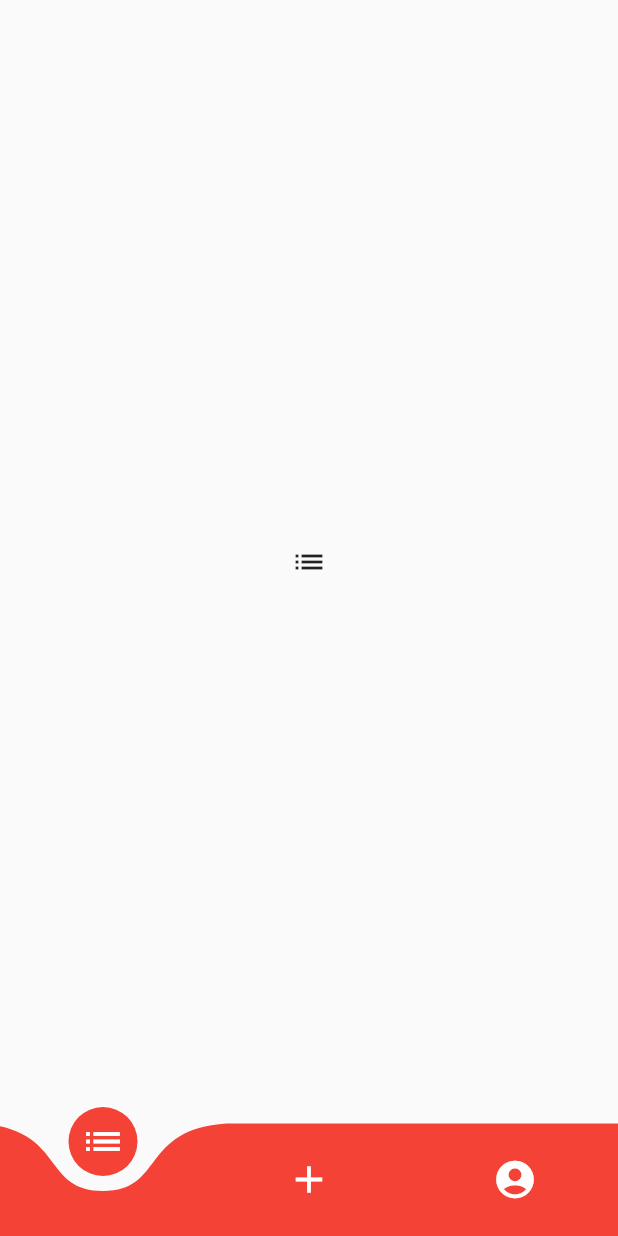
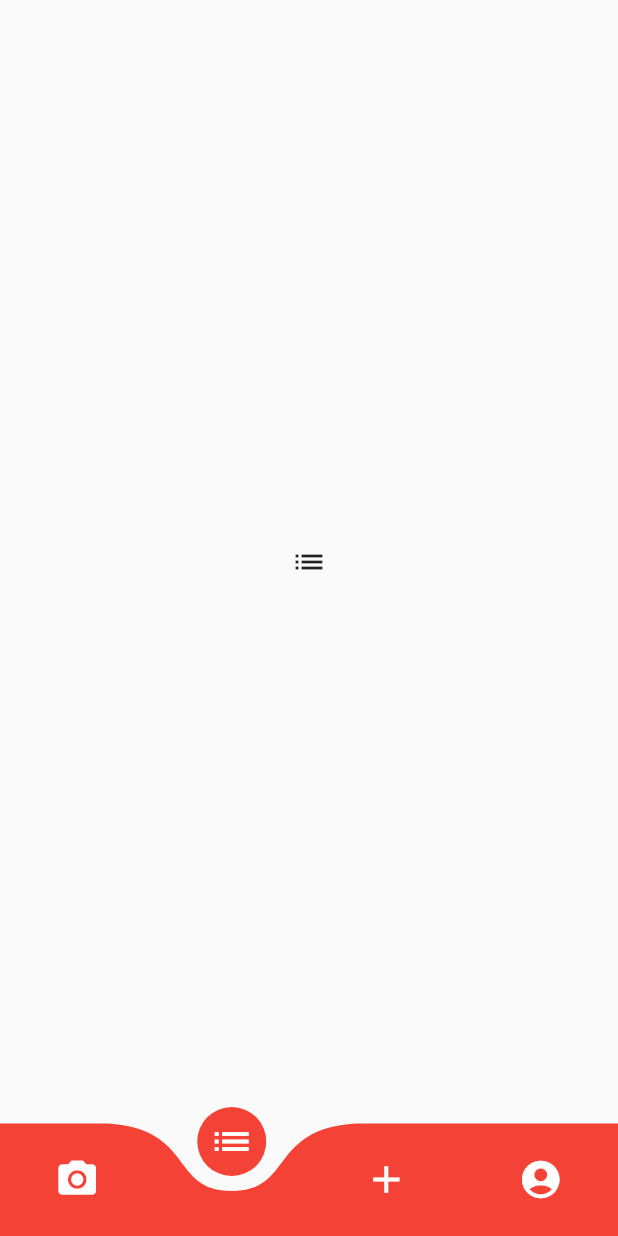
Before and after one commit to bediazu/FoodABS_Mobile, a Flutter app: the HomePage screen opened by its route, on a phone screen of 412 x 824 dp. Run offline on Flutter 3.47's test engine with Material 2 defaults, Android fonts, the phone set to English and light mode, and no system bars; drawn by our look-alikes of curved_navigation_bar; our stand-ins replace bubble_tab_indicator, flutter_swiper, font_awesome_flutter; missing offline and left inert: polygon_clipper.

Commit message:
agregado sitio camara, fix bug barra navegación

```diff
--- a/lib/pages/home_page.dart
+++ b/lib/pages/home_page.dart
@@ -5,6 +5,7 @@ import 'package:foodabs/colors/global_colors.dart';
 
 import 'package:foodabs/models/classes/user.dart';
 import 'package:foodabs/pages/profile_page.dart';
+import 'package:foodabs/widgets/camera/camera_viewport.dart';
 
 class HomePage extends StatefulWidget {
   final User user;
@@ -16,20 +17,22 @@ class HomePage extends StatefulWidget {
 }
 
 class _HomePageState extends State<HomePage> {
-  int _page = 0;
+  int _page=1;
   PageController _pageController;
 
   @override
   void initState() {
     super.initState();
 
-    _pageController = PageController();
+    _pageController = PageController(initialPage: _page);
 
+    /*
     _pageController.addListener(() {
       setState(() {
         _page = _pageController.page.toInt();
       });
     });
+    */
   }
 
   @override
@@ -42,9 +45,10 @@ class _HomePageState extends State<HomePage> {
         child: PageView(
           controller: _pageController,
           children: <Widget>[
+            CameraViewPort(),
             Icon(Icons.list),
             Icon(Icons.add),
-            ProfilePage(user: widget.user,),
+            ProfilePage(user: widget.user),
           ],
         ),
       ),
@@ -54,6 +58,11 @@ class _HomePageState extends State<HomePage> {
         backgroundColor: homeBackgroundColor,
         color: Colors.red,
         items: <Widget>[
+          Icon(
+            Icons.camera_alt,
+            size: 30,
+            color: Colors.white,
+          ),
           Icon(
             Icons.list,
             size: 30,
@@ -72,10 +81,12 @@ class _HomePageState extends State<HomePage> {
         ],
         onTap: (index) {
           print(index);
+
           setState(() {
             _page = index;
           });
-          _pageController.animateToPage(_page,
+
+          _pageController.animateToPage(index,
               curve: Curves.decelerate, duration: Duration(milliseconds: 500));
         },
       ),
```
Also changed, not shown: lib/widgets/camera/camera_viewport.dart (added, +15 -0 lines).
